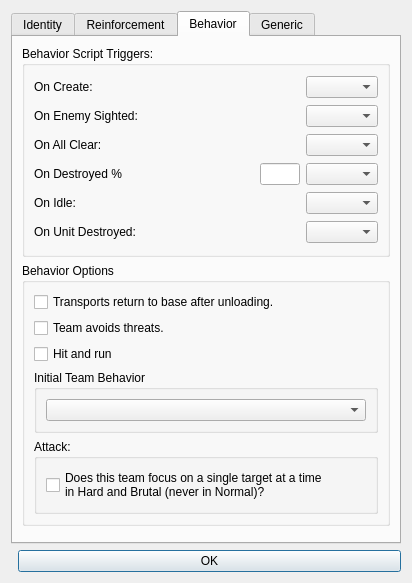
First picture: the form in GeneralsMD/Code/Tools/WorldBuilder/qt/panels/WBQtTeamSheetDialogClassic.ui, repository triatomic/contraZH, before the edit.
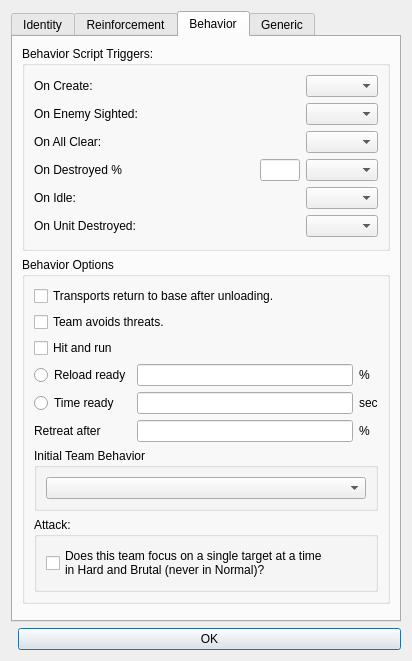
Second picture: the form after the edit. The open tabs and pages were chosen to show the change.

The edit to the form file:
```diff
--- a/GeneralsMD/Code/Tools/WorldBuilder/qt/panels/WBQtTeamSheetDialogClassic.ui
+++ b/GeneralsMD/Code/Tools/WorldBuilder/qt/panels/WBQtTeamSheetDialogClassic.ui
@@ -483,6 +483,61 @@
             </property>
            </widget>
           </item>
+          <item>
+           <layout class="QGridLayout" name="hitAndRunOptions">
+            <item row="0" column="0">
+             <widget class="QRadioButton" name="hitAndRunReloadRadio">
+              <property name="text"><string>Reload ready</string></property>
+              <property name="toolTip"><string>Resume after this percentage of the team has fired and reloaded in the current volley. If fewer units fired, wait for all of them.</string></property>
+             </widget>
+            </item>
+            <item row="0" column="1">
+             <widget class="QLineEdit" name="hitAndRunReloadEdit">
+              <property name="maximumWidth"><number>64</number></property>
+              <property name="toolTip"><string>Resume after this percentage of the team has fired and reloaded in the current volley. If fewer units fired, wait for all of them.</string></property>
+             </widget>
+            </item>
+            <item row="0" column="2">
+             <widget class="QLabel" name="hitAndRunReloadEditUnit">
+              <property name="text"><string>%</string></property>
+             </widget>
+            </item>
+            <item row="1" column="0">
+             <widget class="QRadioButton" name="hitAndRunTimerRadio">
+              <property name="text"><string>Time ready</string></property>
+              <property name="toolTip"><string>Wait this many seconds after the team finishes retreating before attacking again.</string></property>
+             </widget>
+            </item>
+            <item row="1" column="1">
+             <widget class="QLineEdit" name="hitAndRunDelayEdit">
+              <property name="maximumWidth"><number>64</number></property>
+              <property name="toolTip"><string>Wait this many seconds after the team finishes retreating before attacking again.</string></property>
+             </widget>
+            </item>
+            <item row="1" column="2">
+             <widget class="QLabel" name="hitAndRunDelayEditUnit">
+              <property name="text"><string>sec</string></property>
+             </widget>
+            </item>
+            <item row="2" column="0">
+             <widget class="QLabel" name="hitAndRunRetreatLabel">
+              <property name="text"><string>Retreat after</string></property>
+              <property name="toolTip"><string>Withdraw after this percentage of the mobile ground attackers has fired in the current volley.</string></property>
+             </widget>
+            </item>
+            <item row="2" column="1">
+             <widget class="QLineEdit" name="hitAndRunRetreatEdit">
+              <property name="maximumWidth"><number>64</number></property>
+              <property name="toolTip"><string>Withdraw after this percentage of the mobile ground attackers has fired in the current volley.</string></property>
+             </widget>
+            </item>
+            <item row="2" column="2">
+             <widget class="QLabel" name="hitAndRunRetreatEditUnit">
+              <property name="text"><string>%</string></property>
+             </widget>
+            </item>
+           </layout>
+          </item>
           <item>
            <widget class="QGroupBox" name="initialBox">
             <property name="title">
```
